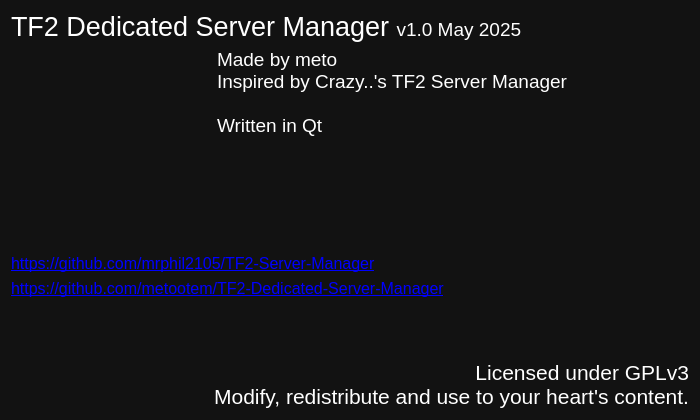
Old version of the form ui/aboutdialog.ui in the repository metootem/TF2-Dedicated-Server-Manager.
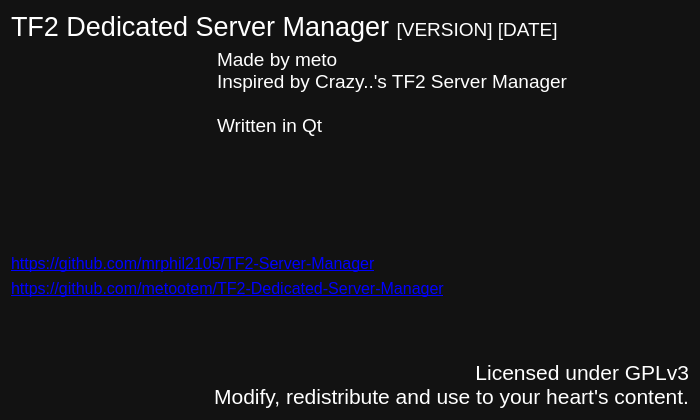
New version of the form. Icons and pictures are not drawn.

Diff of the .ui file:
```diff
--- a/ui/aboutdialog.ui
+++ b/ui/aboutdialog.ui
@@ -682,7 +682,7 @@
       </font>
      </property>
      <property name="text">
-      <string>&lt;html&gt;&lt;head/&gt;&lt;body&gt;&lt;p&gt;TF2 Dedicated Server Manager &lt;span style=&quot; font-size:14pt;&quot;&gt;v1.0 May 2025&lt;/span&gt;&lt;/p&gt;&lt;/body&gt;&lt;/html&gt;</string>
+      <string>&lt;html&gt;&lt;head/&gt;&lt;body&gt;&lt;p&gt;TF2 Dedicated Server Manager &lt;span style=&quot; font-size:14pt;&quot;&gt;[VERSION] [DATE]&lt;/span&gt;&lt;/p&gt;&lt;/body&gt;&lt;/html&gt;</string>
      </property>
     </widget>
    </item>
```
Left out of the diff: 12 changed lines with no effect on the pictures.
